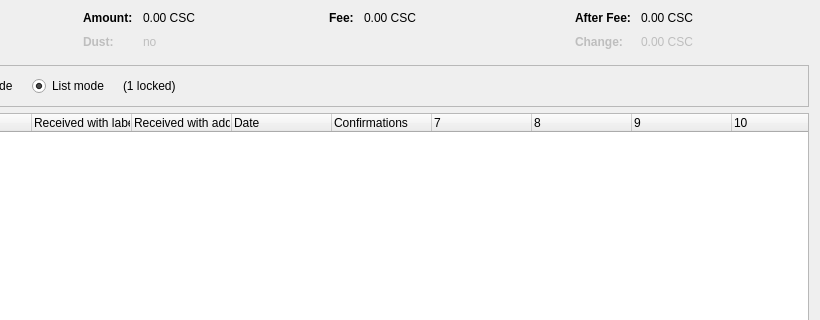
This is src/qt/forms/coincontroldialog.ui in nkpatro/catcoin as Qt 5 draws it before an edit; both pictures show x 180 to 1000 and y 0 to 320 of the 1000 by 500 pixel window. The edited form follows.
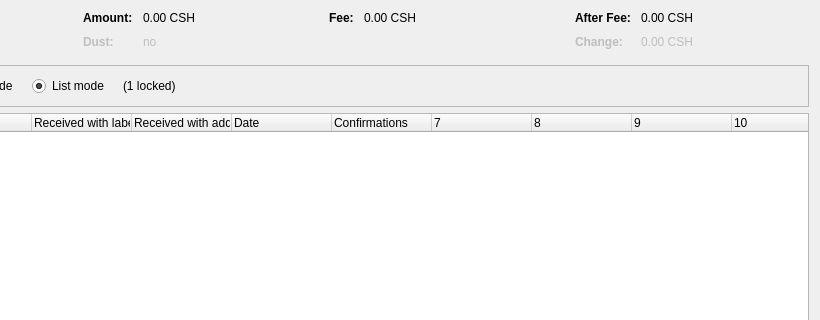
This is the edited form. Custom widgets are drawn as their Qt base class.

Patch:
```diff
--- a/src/qt/forms/coincontroldialog.ui
+++ b/src/qt/forms/coincontroldialog.ui
@@ -132,7 +132,7 @@
           <enum>Qt::ActionsContextMenu</enum>
          </property>
          <property name="text">
-          <string notr="true">0.00 CSC</string>
+          <string notr="true">0.00 CSH</string>
          </property>
          <property name="textInteractionFlags">
           <set>Qt::LinksAccessibleByMouse|Qt::TextSelectableByKeyboard|Qt::TextSelectableByMouse</set>
@@ -212,7 +212,7 @@
           <enum>Qt::ActionsContextMenu</enum>
          </property>
          <property name="text">
-          <string notr="true">0.00 CSC</string>
+          <string notr="true">0.00 CSH</string>
          </property>
          <property name="textInteractionFlags">
           <set>Qt::LinksAccessibleByMouse|Qt::TextSelectableByKeyboard|Qt::TextSelectableByMouse</set>
@@ -257,7 +257,7 @@
           <enum>Qt::ActionsContextMenu</enum>
          </property>
          <property name="text">
-          <string notr="true">0.00 CSC</string>
+          <string notr="true">0.00 CSH</string>
          </property>
          <property name="textInteractionFlags">
           <set>Qt::LinksAccessibleByMouse|Qt::TextSelectableByKeyboard|Qt::TextSelectableByMouse</set>
@@ -292,7 +292,7 @@
           <enum>Qt::ActionsContextMenu</enum>
          </property>
          <property name="text">
-          <string notr="true">0.00 CSC</string>
+          <string notr="true">0.00 CSH</string>
          </property>
          <property name="textInteractionFlags">
           <set>Qt::LinksAccessibleByMouse|Qt::TextSelectableByKeyboard|Qt::TextSelectableByMouse</set>
```
